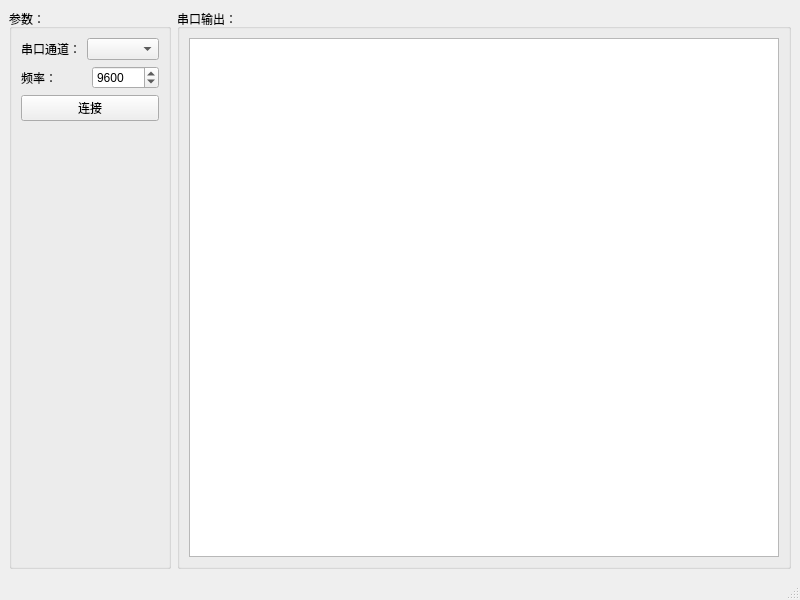
gukazma/ArduinoQt, file Apps/Qt5DemoApp/MainWindow.ui: the form before one commit.
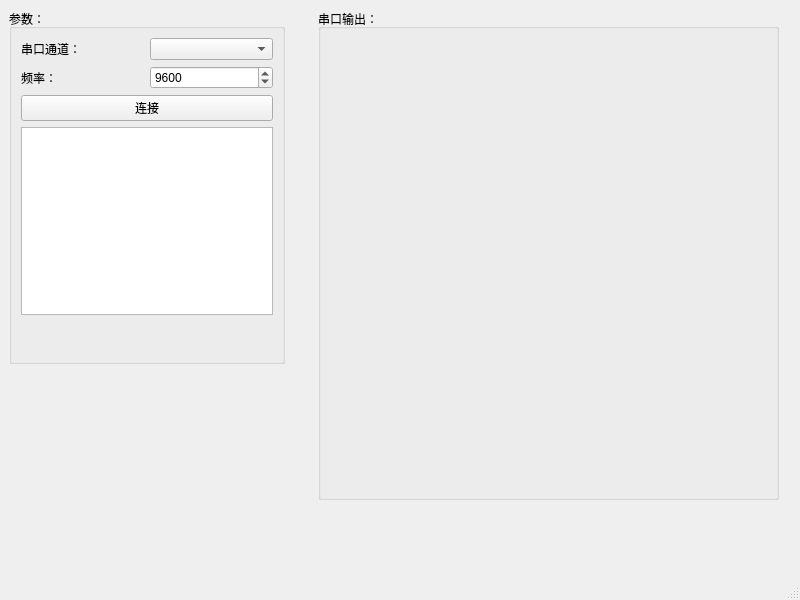
The form after the commit.

Commit message: ✨ feat: 添加三维窗口

Diff of the .ui file:
```diff
--- a/Apps/Qt5DemoApp/MainWindow.ui
+++ b/Apps/Qt5DemoApp/MainWindow.ui
@@ -14,9 +14,15 @@
    <string>MainWindow</string>
   </property>
   <widget class="QWidget" name="centralwidget">
-   <layout class="QHBoxLayout" name="horizontalLayout_3">
-    <item>
      <widget class="QGroupBox" name="groupBox">
+    <property name="geometry">
+     <rect>
+      <x>9</x>
+      <y>9</y>
+      <width>276</width>
+      <height>355</height>
+     </rect>
+    </property>
       <property name="title">
        <string>参数：</string>
       </property>
@@ -67,6 +73,9 @@
          </item>
         </layout>
        </item>
+     <item>
+      <widget class="QPlainTextEdit" name="plainTextEdit"/>
+     </item>
        <item>
         <spacer name="verticalSpacer">
          <property name="orientation">
@@ -82,20 +91,20 @@
        </item>
       </layout>
      </widget>
-    </item>
-    <item>
-     <widget class="QGroupBox" name="groupBox_2">
+   <widget class="QGroupBox" name="groupBox_view">
+    <property name="geometry">
+     <rect>
+      <x>318</x>
+      <y>9</y>
+      <width>461</width>
+      <height>491</height>
+     </rect>
+    </property>
       <property name="title">
        <string>串口输出：</string>
       </property>
-      <layout class="QVBoxLayout" name="verticalLayout_3">
-       <item>
-        <widget class="QPlainTextEdit" name="plainTextEdit"/>
-       </item>
-      </layout>
-     </widget>
-    </item>
-   </layout>
+    <layout class="QHBoxLayout" name="horizontalLayout_4"/>
+   </widget>
   </widget>
   <widget class="QMenuBar" name="menubar">
    <property name="geometry">
```
Lines whose indentation alone changed are shown as unchanged. The commit also changes 2 other files.
